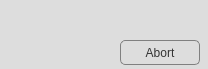
Before: the Qt Designer form callrequest.ui in projedi/videochat, drawn with Qt 5.
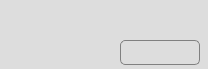
After: the same form once the commit is applied. Icons and pictures are not drawn.

The edit to the form file:
```diff
--- a/callrequest.ui
+++ b/callrequest.ui
@@ -107,6 +107,27 @@
      <height>25</height>
     </rect>
    </property>
+   <property name="styleSheet">
+    <string notr="true">QPushButton {
+	padding: 2px;
+	background: qlineargradient(x1: 0, y1: 0, x2: 0, y2: 1,
+                                   stop: 0 #E10000, stop: 0.4 #DD0000,
+                                  stop: 0.5 #D80000, stop: 1.0 #D30000);
+	color: #ddd
+}
+
+QPushButton:hover {
+background: qradialgradient(cx: 0.3, cy: -0.4,
+fx: 0.3, fy: -0.4,
+radius: 1.35, stop: 0 #f00, stop: 1 #b00);
+}
+
+QPushButton:pressed {
+background: qradialgradient(cx: 0.4, cy: -0.1,
+fx: 0.4, fy: -0.1,
+radius: 1.35, stop: 0 #f00, stop: 1 #c00);
+}</string>
+   </property>
    <property name="text">
     <string>Abort</string>
    </property>
```
